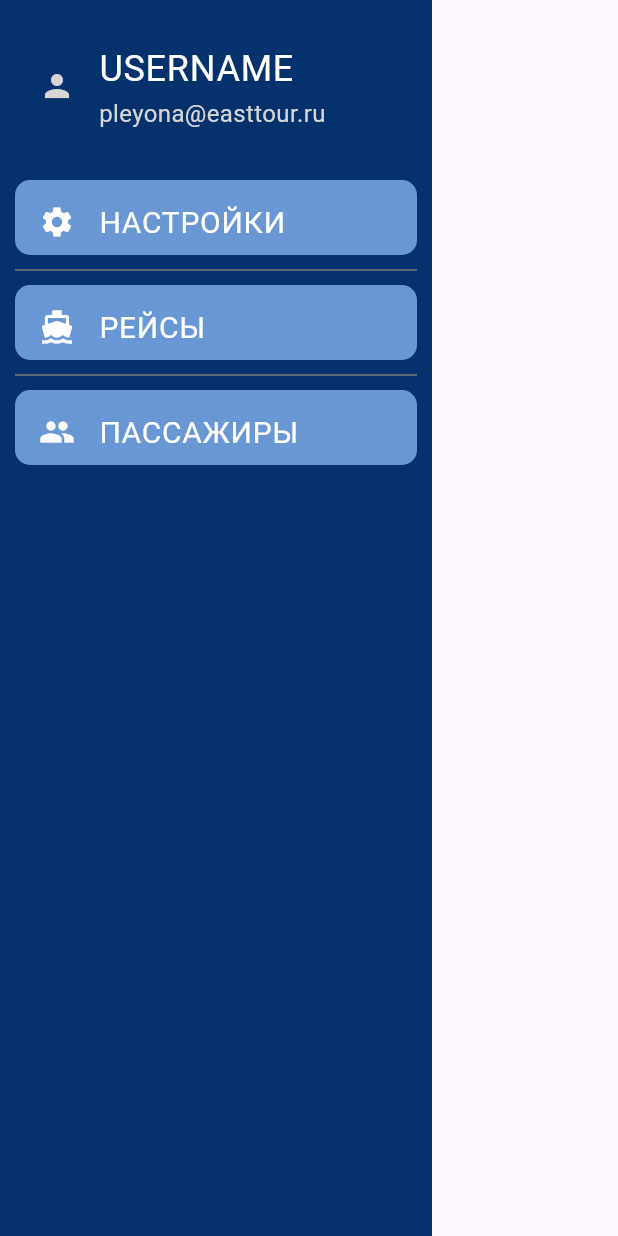
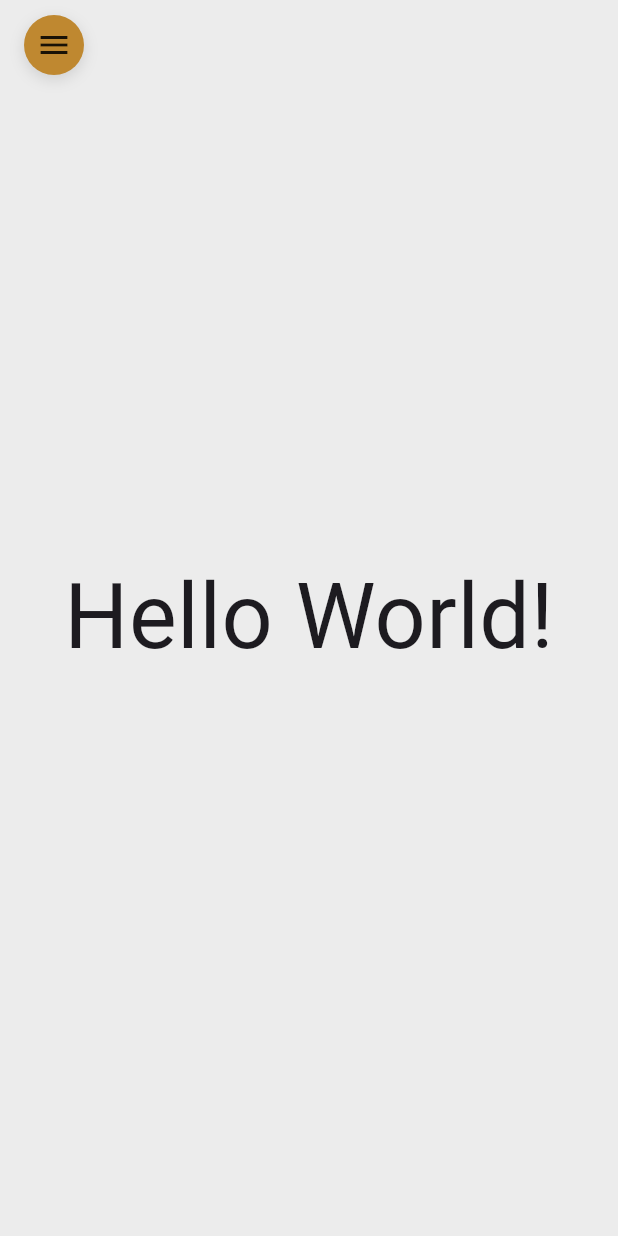
Before and after one commit to eskov-ea/passenger_counter, a Flutter app: the screen it shows after launch, after a tap on "Войти", on a phone screen of 412 x 824 dp. Run offline on Flutter 3.47's test engine with Material 2 defaults, Android fonts, the phone set to English and light mode, and no system bars; our stand-ins replace equatable, flutter_bloc, flutter_secure_storage, rive.

Commit message:
workflow 25.10

```diff
--- a/lib/factories/screen_factory.dart
+++ b/lib/factories/screen_factory.dart
@@ -1,7 +1,7 @@
 import 'package:flutter/cupertino.dart';
 import '../ui/pages/loader_widget.dart';
 import '../ui/screens/auth_screen.dart';
-import '../ui/screens/homescreen.dart';
+import '../ui/screens/entry_point.dart';
 
 
 class ScreenFactory {
@@ -10,7 +10,7 @@ class ScreenFactory {
   }
 
   Widget makeHomeScreen() {
-    return const HomeScreen();
+    return const EntryPoint();
   }
 
   Widget makeAuthScreen() {
--- a/lib/theme.dart
+++ b/lib/theme.dart
@@ -13,6 +13,7 @@ abstract class DarkColors {
   static const backgroundMain3 = Color(0xFF05326D);
   static const backgroundMain4 = Color(0xFF4282D3);
   static const backgroundMain5 = Color(0xFF6997D3);
+  static const backgroundNeutral = Color(0xFFECECEC);
 
   static const secondary1 = Color(0xFF2A17B1);
   static const secondary2 = Color(0xFF392E85);
@@ -39,6 +40,7 @@ abstract class AppColors {
   static Color backgroundMain3 = isDark ? DarkColors.backgroundMain3 : Color(0xFF05326D);
   static Color backgroundMain4 = isDark ? DarkColors.backgroundMain4 : Color(0xFF4282D3);
   static Color backgroundMain5 = isDark ? DarkColors.backgroundMain5 : Color(0xFF6997D3);
+  static Color backgroundNeutral = isDark ? DarkColors.backgroundNeutral : Color(0xFFECECEC);
 
   static Color secondary1 = isDark ? DarkColors.secondary1 : Color(0xFF2A17B1);
   static Color secondary2 = isDark ? DarkColors.secondary2 : Color(0xFF392E85);
--- /dev/null
+++ b/lib/ui/screens/entry_point.dart
@@ -0,0 +1,50 @@
+import 'package:flutter/cupertino.dart';
+import 'package:flutter/material.dart';
+import 'package:pleyona_app/theme.dart';
+import 'package:pleyona_app/ui/widgets/side_menu_widget.dart';
+import 'package:rive/rive.dart';
+
+
+class EntryPoint extends StatefulWidget {
+  const EntryPoint({super.key});
+
+  @override
+  State<EntryPoint> createState() => _EntryPointState();
+}
+
+class _EntryPointState extends State<EntryPoint> {
+
+
+  final pageName = SideMenuItemName.HOMESCREEN;
+  bool isMenuOpen = false;
+
+  void openMenu() {
+    setState(() {
+      isMenuOpen = !isMenuOpen;
+    });
+  }
+
+  @override
+  Widget build(BuildContext context) {
+    return Scaffold(
+      body: SafeArea(
+        child: Container(
+          width: MediaQuery.of(context).size.width,
+          height: MediaQuery.of(context).size.height,
+          child: Stack(
+            children: [
+              Container(
+                color: AppColors.backgroundNeutral,
+                child: Center(
+                  child: Text("Hello World!", style: TextStyle(fontSize: 60),),
+                )
+              ),
+              isMenuOpen ? SideMenu(currentPageName: pageName, showMenu: openMenu) : SizedBox.shrink(),
+              !isMenuOpen ? SideMenuBurger(showMenu: openMenu) : SizedBox.shrink(),
+            ],
+          ),
+        ),
+      ),
+    );
+  }
+}
--- a/lib/ui/screens/homescreen.dart
+++ b/lib/ui/screens/homescreen.dart
@@ -1,6 +1,4 @@
 import 'package:flutter/cupertino.dart';
-import 'package:flutter/material.dart';
-import 'package:pleyona_app/theme.dart';
 
 class HomeScreen extends StatefulWidget {
   const HomeScreen({super.key});
@@ -12,87 +10,12 @@ class HomeScreen extends StatefulWidget {
 class _HomeScreenState extends State<HomeScreen> {
   @override
   Widget build(BuildContext context) {
-    return Scaffold(
-      body: SafeArea(
-        child: Container(
-          width: 288,
-          height: double.infinity,
-          color: AppColors.backgroundMain3,
-          child: Column(
-            children: [
-              Container(
-                width: MediaQuery.of(context).size.width,
-                height: 100,
-                padding: EdgeInsets.only(left: 10, top: 20, bottom: 20),
-                child: ListTile(
-                  leading: Icon(Icons.person, color: AppColors.textSecondary,),
-                  title: Text("USERNAME", style: TextStyle(
-                    fontSize: 24, color: AppColors.textMain
-                  ),),
-                  subtitle: Text("pleyona@easttour.ru", style: TextStyle(
-                    fontSize: 16, color: AppColors.textSecondary
-                  ),),
-                ),
-              ),
-              SideMenu(context),
-            ],
-          ),
-        ),
-      ),
-    );
-  }
-
-  Widget SideMenu(BuildContext context) {
-    return Container(
-      padding: EdgeInsets.symmetric(vertical: 20, horizontal: 10),
-      child: Column(
-        children: [
-          Container(
-            decoration: BoxDecoration(
-                color: AppColors.backgroundMain5,
-                borderRadius: BorderRadius.all(Radius.circular(10))
-            ),
-            constraints: BoxConstraints(
-                maxWidth: double.infinity,
-                maxHeight: 50
-            ),
-            child: ListTile(
-              leading: Icon(Icons.settings, color: AppColors.textMain),
-              title: Text("Настройки".toUpperCase(), style: TextStyle(fontSize: 20, color: AppColors.textMain)),
-            ),
-          ),
-          Divider(height: 20, color: AppColors.textFaded, thickness: 1,),
-          Container(
-            decoration: BoxDecoration(
-                color: AppColors.backgroundMain5,
-                borderRadius: BorderRadius.all(Radius.circular(10))
-            ),
-            constraints: BoxConstraints(
-                maxWidth: double.infinity,
-                maxHeight: 50
-            ),
-            child: ListTile(
-              leading: Icon(Icons.directions_boat, color: AppColors.textMain),
-              title: Text("Рейсы".toUpperCase(), style: TextStyle(fontSize: 20, color: AppColors.textMain)),
-            ),
-          ),
-          Divider(height: 20, color: AppColors.textFaded, thickness: 1,),
-          Container(
-            decoration: BoxDecoration(
-                color: AppColors.backgroundMain5,
-                borderRadius: BorderRadius.all(Radius.circular(10))
-            ),
-            constraints: BoxConstraints(
-                maxWidth: double.infinity,
-                maxHeight: 50
-            ),
-            child: ListTile(
-              leading: Icon(Icons.people, color: AppColors.textMain),
-              title: Text("Пассажиры".toUpperCase(), style: TextStyle(fontSize: 20, color: AppColors.textMain)),
-            ),
-          ),
-        ],
-      )
+    return Column(
+      children: [
+        SliverAnimatedList(
+          itemBuilder: itemBuilder
+        )
+      ],
     );
   }
 }
--- a/pubspec.yaml
+++ b/pubspec.yaml
@@ -24,6 +24,7 @@ dependencies:
   flutter:
     sdk: flutter
   cupertino_icons: ^1.0.2
+  rive: ^0.11.4
 
 dev_dependencies:
   flutter_test:
```
Also changed, not shown: lib/ui/widgets/passenger_options_sliver.dart (added, +15 -0 lines), lib/ui/widgets/side_menu_widget.dart (added, +200 -0 lines), pubspec.lock.
